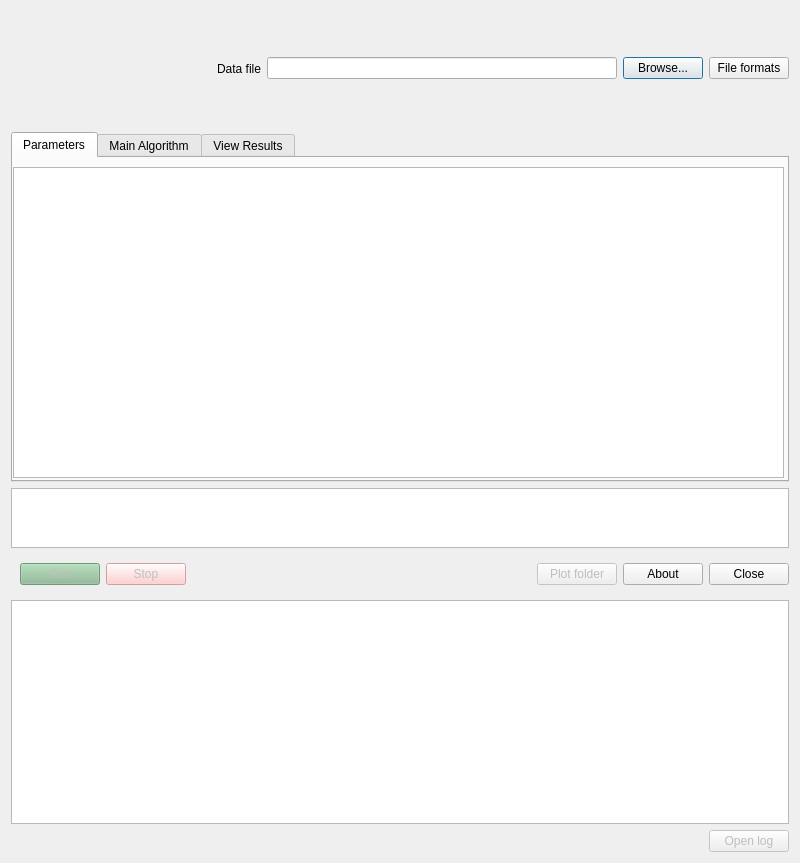
spyking-circus/spyking-circus, file circus/qt_GUI/qt_launcher.ui: the form before one commit.
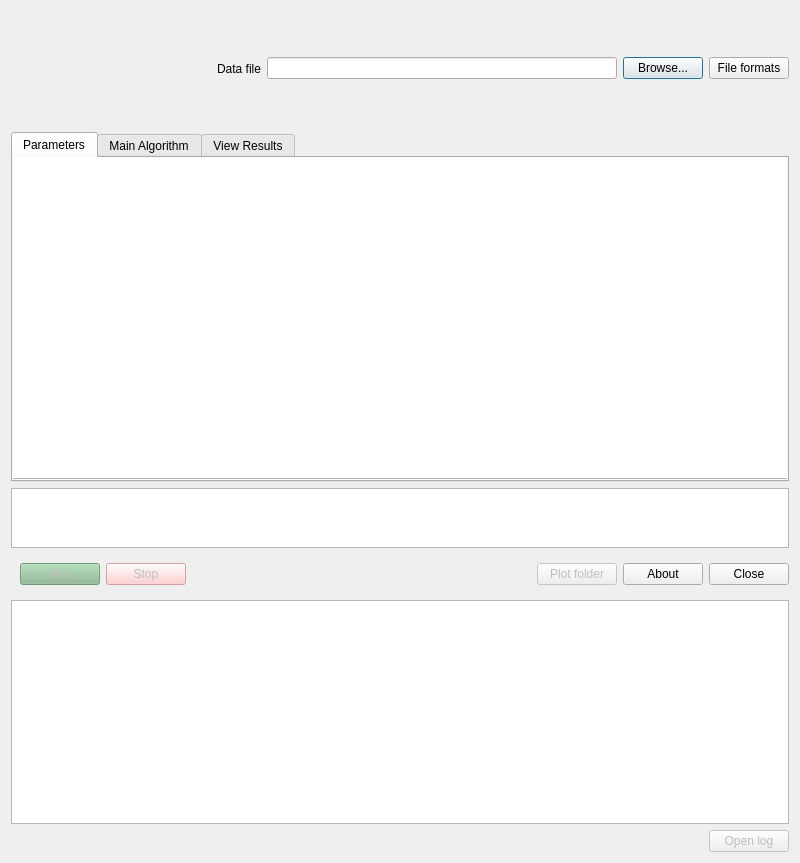
The form after the commit. Icons and pictures are not drawn.

What changed in the file:
```diff
--- a/circus/qt_GUI/qt_launcher.ui
+++ b/circus/qt_GUI/qt_launcher.ui
@@ -126,10 +126,10 @@
            <widget class="QPlainTextEdit" name="param_editor">
             <property name="geometry">
              <rect>
-              <x>0</x>
-              <y>9</y>
-              <width>771</width>
-              <height>311</height>
+              <x>-10</x>
+              <y>-10</y>
+              <width>791</width>
+              <height>331</height>
              </rect>
             </property>
            </widget>
```
Left out of the diff: 6 changed lines with no effect on the pictures.
